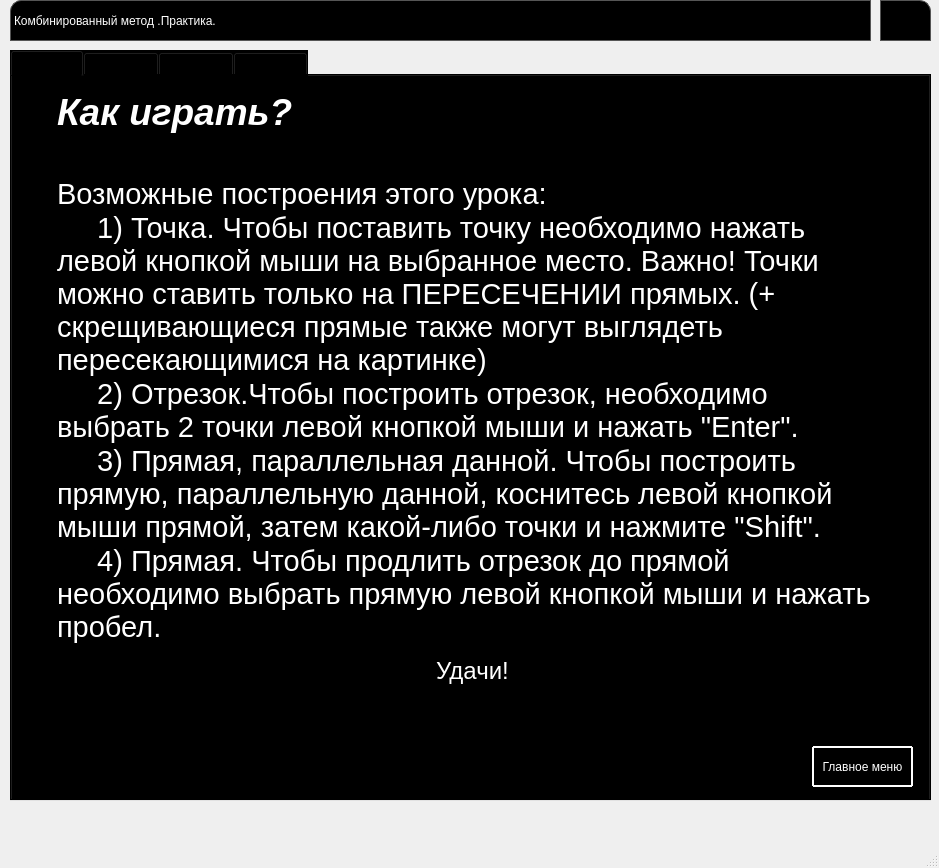
First picture: the form in form3_p.ui, repository leriia-meow/geometry, before the edit.
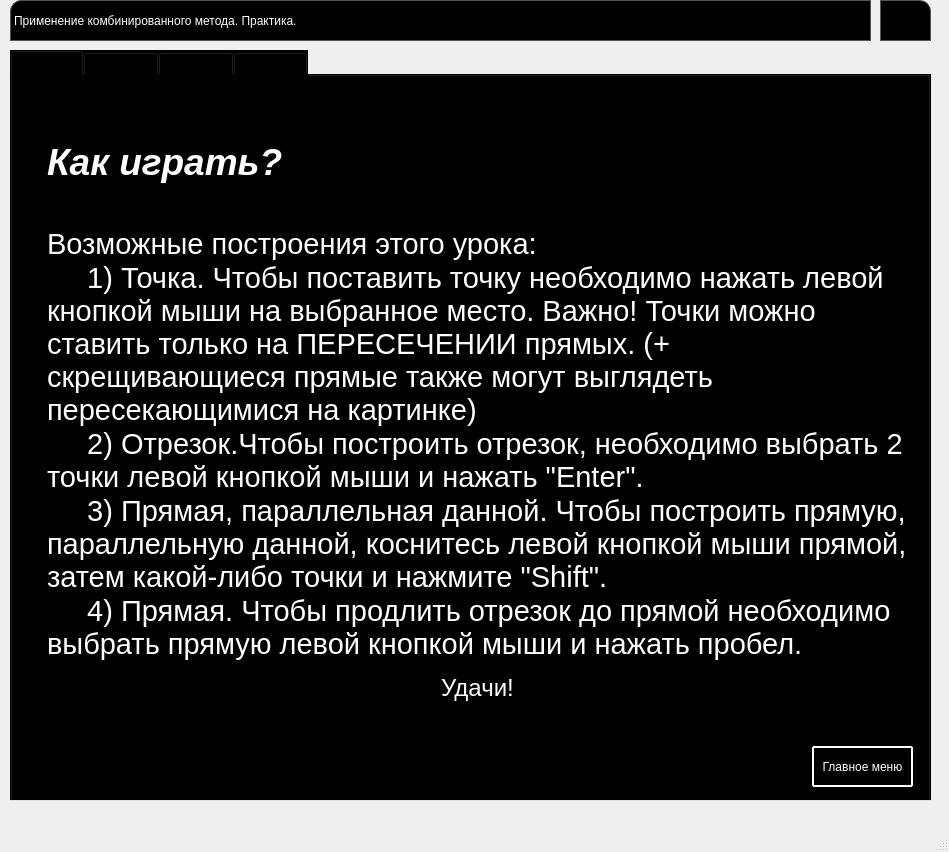
Second picture: the form after the edit. Icons and pictures are not drawn.

Patch:
```diff
--- a/form3_p.ui
+++ b/form3_p.ui
@@ -2,12 +2,15 @@
 <ui version="4.0">
  <class>pract3</class>
  <widget class="QMainWindow" name="pract3">
+  <property name="enabled">
+   <bool>true</bool>
+  </property>
   <property name="geometry">
    <rect>
     <x>0</x>
     <y>0</y>
-    <width>939</width>
-    <height>868</height>
+    <width>949</width>
+    <height>852</height>
    </rect>
   </property>
   <property name="windowTitle">
@@ -75,7 +78,7 @@
 }</string>
     </property>
     <property name="text">
-     <string>Комбинированный метод .Практика.</string>
+     <string>Применение комбинированного метода. Практика.</string>
     </property>
    </widget>
    <widget class="QTabWidget" name="tabWidget">
@@ -98,20 +101,59 @@
      <attribute name="title">
       <string>Правила</string>
      </attribute>
-     <widget class="QTextBrowser" name="textBrowser">
+     <widget class="QPushButton" name="tomain">
       <property name="geometry">
        <rect>
-        <x>40</x>
-        <y>10</y>
-        <width>841</width>
-        <height>651</height>
+        <x>800</x>
+        <y>670</y>
+        <width>101</width>
+        <height>41</height>
        </rect>
+      </property>
+      <property name="styleSheet">
+       <string notr="true">QPushButton {
+  display: inline-block;
+  color: white;
+  text-decoration: none;
+  user-select: none;
+  outline: none;
+  border: 2px solid white;
+  border-radius: 1px;
+  transition: 0.2s;
+} 
+QPushButton:hover { background: rgba(255,255,255,.2); }
+QPushButton:pressed { background: white; }</string>
+      </property>
+      <property name="text">
+       <string>Главное меню</string>
+      </property>
+     </widget>
+     <widget class="QTextBrowser" name="textBrowser_3">
+      <property name="geometry">
+       <rect>
+        <x>30</x>
+        <y>60</y>
+        <width>871</width>
+        <height>601</height>
+       </rect>
+      </property>
+      <property name="styleSheet">
+       <string notr="true">QTextBrowser{
+color: white;
+border: 1px solid black;
+border-top-left-radius: 11px;
+background: black;
+font-weight: 3;
+text-transform: capitalize;
+font-size: 25;
+color: white;
+}</string>
       </property>
       <property name="html">
        <string>&lt;!DOCTYPE HTML PUBLIC &quot;-//W3C//DTD HTML 4.0//EN&quot; &quot;http://www.w3.org/TR/REC-html40/strict.dtd&quot;&gt;
 &lt;html&gt;&lt;head&gt;&lt;meta name=&quot;qrichtext&quot; content=&quot;1&quot; /&gt;&lt;style type=&quot;text/css&quot;&gt;
 p, li { white-space: pre-wrap; }
-&lt;/style&gt;&lt;/head&gt;&lt;body style=&quot; font-family:'MS Shell Dlg 2'; font-size:8.25pt; font-weight:400; font-style:normal;&quot;&gt;
+&lt;/style&gt;&lt;/head&gt;&lt;body style=&quot; font-family:'MS Shell Dlg 2'; font-size:8.25pt; font-weight:0; font-style:normal;&quot;&gt;
 &lt;p style=&quot; margin-top:0px; margin-bottom:0px; margin-left:0px; margin-right:0px; -qt-block-indent:0; text-indent:0px;&quot;&gt;&lt;span style=&quot; font-size:28pt; font-weight:600; font-style:italic; color:#ffffff;&quot;&gt;Как играть?&lt;/span&gt;&lt;/p&gt;
 &lt;p style=&quot;-qt-paragraph-type:empty; margin-top:0px; margin-bottom:0px; margin-left:0px; margin-right:0px; -qt-block-indent:0; text-indent:0px; font-size:28pt; font-weight:600; font-style:italic; color:#ffffff;&quot;&gt;&lt;br /&gt;&lt;/p&gt;
 &lt;p style=&quot; margin-top:0px; margin-bottom:0px; margin-left:0px; margin-right:0px; -qt-block-indent:0; text-indent:0px;&quot;&gt;&lt;span style=&quot; font-size:22pt; color:#ffffff;&quot;&gt;Возможные построения этого урока:&lt;/span&gt;&lt;/p&gt;
```
Left out of the diff: 29 changed lines with no effect on the pictures.
